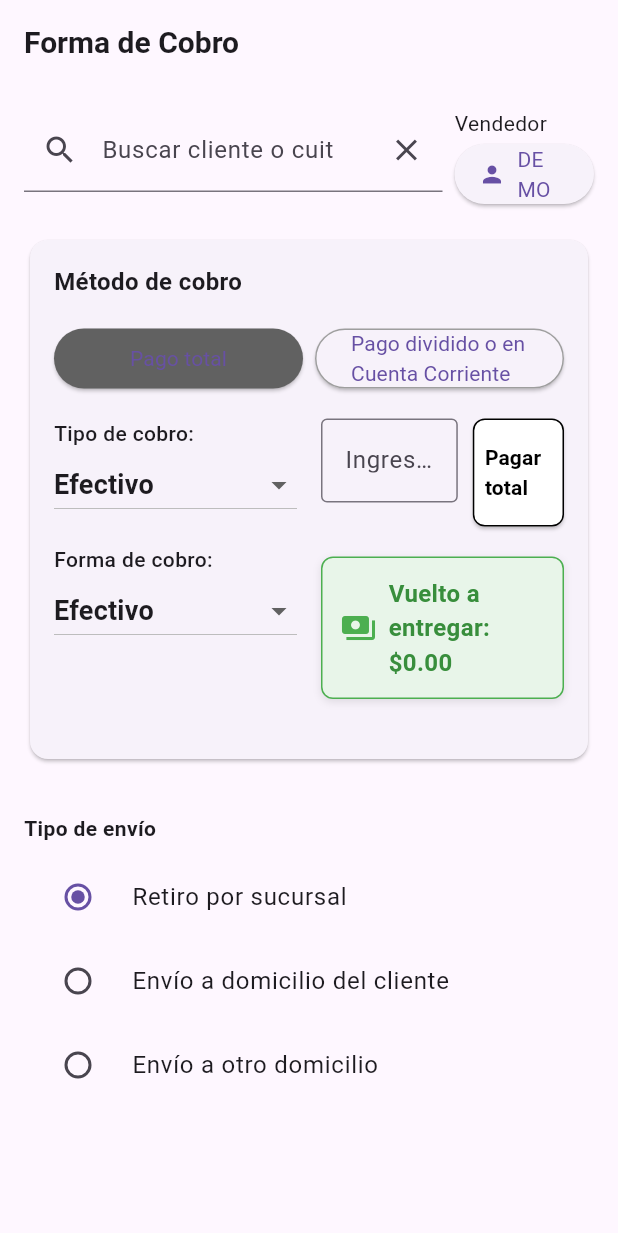
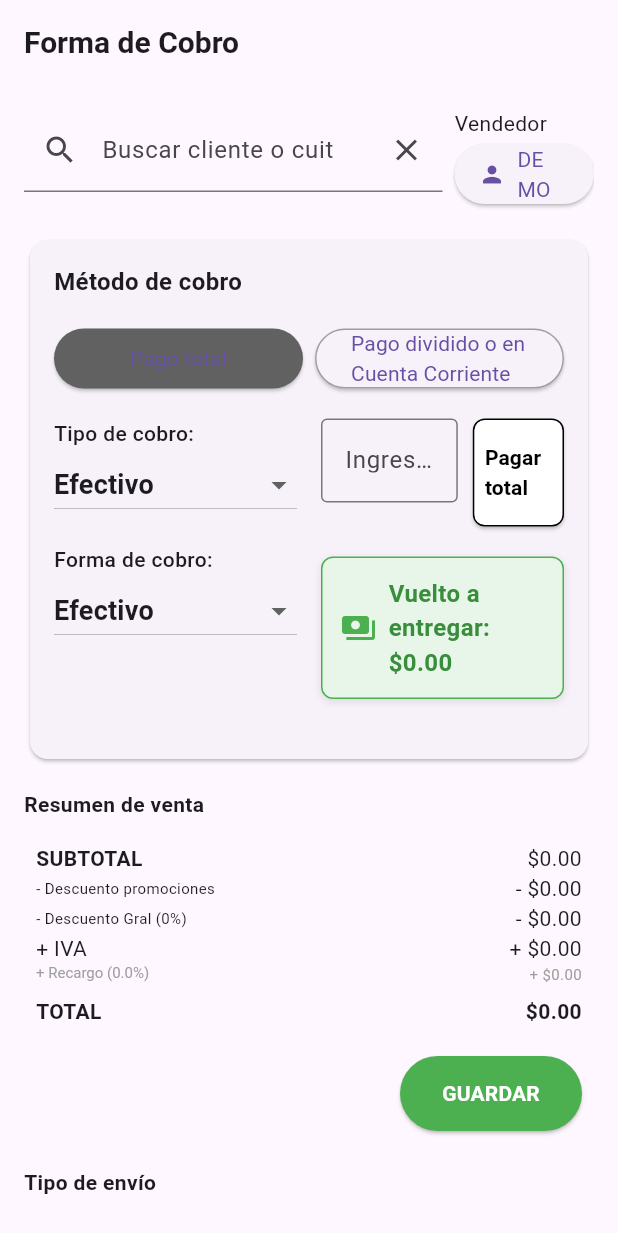
Before and after one commit to Alan-Finzi/facturado_off, a Flutter app: the FormaCobroPage screen opened directly with empty values, on a phone screen of 412 x 824 dp. Shown: the top 1233 px of the screen. Run offline on Flutter 3.47's test engine with Material 3 defaults, Android fonts, the phone set to English and light mode, and no system bars; drawn by our look-alikes of searchfield; our stand-ins replace bloc, bottom_navy_bar, cached_network_image, connectivity_plus, diacritic, dropdown_search and 6 more; missing offline and left inert: flutter_barcode_scanner; accounts and stored records are empty; Roboto replaces fonts that are missing (ubuntuBold, ubuntuRegular).

Commit message:
Corregidos errores de compilación con clases privadas y simplificada la implementación del botón Guardar

```diff
--- a/lib/pages/page_forma_cobro.dart
+++ b/lib/pages/page_forma_cobro.dart
@@ -17,9 +17,8 @@ import '../widget/resumen_widget.dart';
 
 class FormaCobroPage extends StatefulWidget {
   final VoidCallback onBackPressed; // Callback para manejar el botón "Anterior"
-  final VoidCallback? onGuardarPressed; // Callback para manejar el botón "Guardar" en el resumen
 
-  FormaCobroPage({required this.onBackPressed, this.onGuardarPressed});
+  FormaCobroPage({required this.onBackPressed});
 
   @override
   _FormaCobroPageState createState() => _FormaCobroPageState();
@@ -50,11 +49,8 @@ class _FormaCobroPageState extends State<FormaCobroPage> {
     // Use the PaymentMethodsCubit provided by the parent widget
     final paymentMethodsCubit = context.read<PaymentMethodsCubit>();
 
-    // Si existe un callback para guardar, usamos el método interno _guardarVentaConEnvio
-    // Esto nos permite acceder a este método desde el botón en el resumen
-    if (widget.onGuardarPressed != null) {
-      context.findRootAncestorStateOfType<_VentaMainPageState>()?.guardarVentaCallback = _guardarVentaConEnvio;
-    }
+    // Usamos directamente el callback proporcionado en widget.onGuardarPressed
+    // para no depender de una clase privada de otro archivo
 
     return Builder(
       builder: (context) {
@@ -109,7 +105,12 @@ class _FormaCobroPageState extends State<FormaCobroPage> {
                     ),
                     SizedBox(height: 16.0),
 
-                    // Eliminado ResumenTabla duplicado - ya se muestra en page_nueva_venta.dart
+                    // Mostrar el resumen con el botón de guardar
+                    Text('Resumen de venta', style: TextStyle(fontWeight: FontWeight.bold)),
+                    SizedBox(height: 8.0),
+                    ResumenTabla(
+                      onGuardarPressed: guardarVentaConEnvio,
+                    ),
                     SizedBox(height: 16.0),
 
                     // Sección Tipo de Envío
@@ -683,7 +684,8 @@ class _FormaCobroPageState extends State<FormaCobroPage> {
   }
 
   // Guarda la venta con la información de envío
-  void _guardarVentaConEnvio() {
+  // Método público para que pueda ser accedido desde widgets externos
+  void guardarVentaConEnvio() {
     // Obtener el estado de los productos (para validaciones)
     final productosCubit = context.read<ProductosCubit>();
     final clienteCubit = context.read<ClientesMostradorCubit>();
```
Also changed, not shown: lib/pages/page_nueva_venta.dart (+2 -6 lines), lib/widget/resumen_widget.dart (+9 -12 lines).
